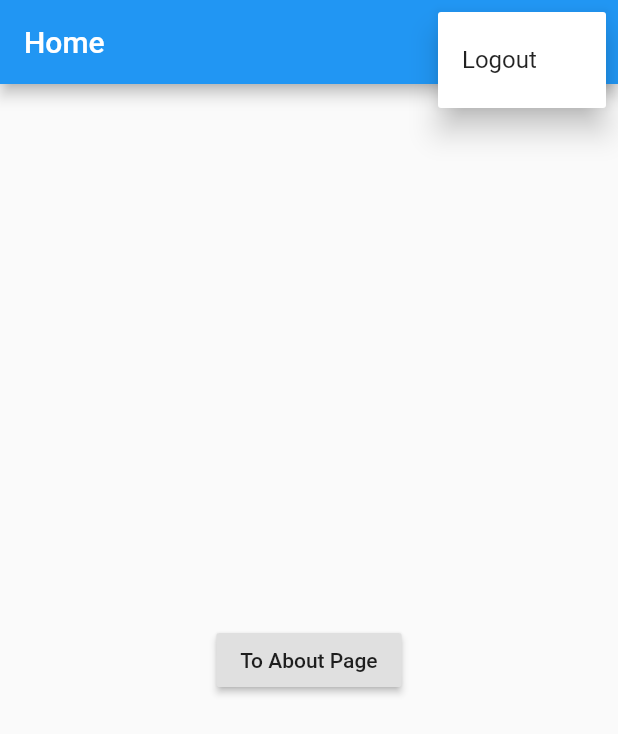
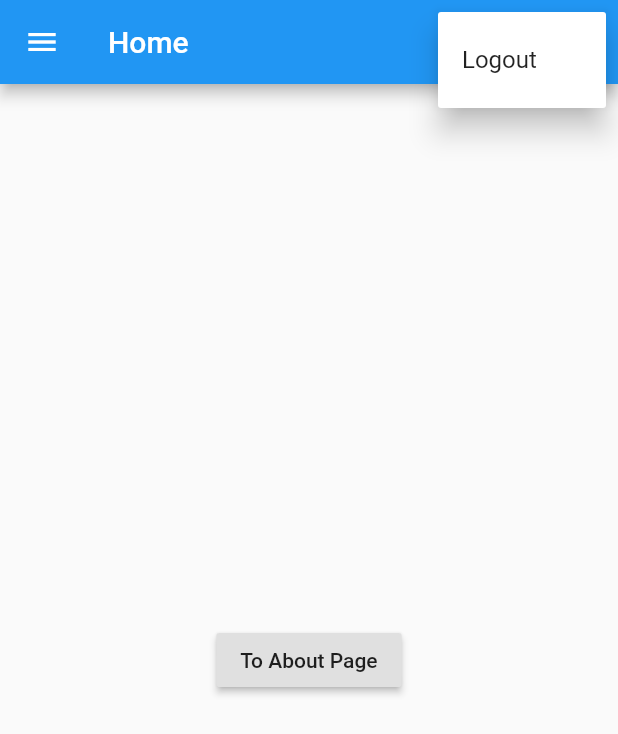
Before and after one commit to ichsanmust/flutter_template_project, a Flutter app: the HomePage screen opened directly, after a tap on the "more vert" icon, on a phone screen of 412 x 824 dp. Shown: the top 734 px of the screen. Run offline on Flutter 3.47's test engine with Material 2 defaults, Android fonts, the phone set to English and light mode, and no system bars; our stand-ins replace device_info, shared_preferences; accounts and stored records are empty; network calls fail.

Commit message:
penambahan data pada session

```diff
--- a/lib/helper.dart
+++ b/lib/helper.dart
@@ -1,10 +1,10 @@
 import 'dart:async';
 import 'dart:io';
-import 'dart:convert';
+//import 'dart:convert';
 import 'package:device_info/device_info.dart';
 import 'package:flutter/services.dart';
 import 'package:shared_preferences/shared_preferences.dart';
-import 'package:http/http.dart' as http;
+//import 'package:http/http.dart' as http;
 
 class Helper {
   static Helper _instance;
@@ -16,6 +16,9 @@ class Helper {
 
   // the storage key for the token
   String _storageKeyMobileToken = "flutter_token_1_0";
+
+  // the storage key for the user id
+  String _storageKeyMobileUserId = "flutter_user_id_1_0";
 
   // the URL of the Web Server
   // String _urlBase = "https://www.myserver.com";
@@ -69,6 +72,18 @@ class Helper {
     return prefs.setString(_storageKeyMobileToken, token);
   }
 
+  Future<String> _getMobileUserId() async {
+    final SharedPreferences prefs = await _prefs;
+
+    return prefs.getString(_storageKeyMobileUserId) ?? '';
+  }
+
+  Future<bool> _setMobileUserId(String userid) async {
+    final SharedPreferences prefs = await _prefs;
+
+    return prefs.setString(_storageKeyMobileUserId, userid);
+  }
+
   Future<bool> checkSession() async {
     var mobileToken = await _getMobileToken();
     if (mobileToken != '') {
@@ -78,8 +93,36 @@ class Helper {
     }
   }
 
-  Future<bool> setSession(String token) async {
-     var sessionData = await _setMobileToken(token);
-     return sessionData;
+  Future<bool> setSession(String token, userid) async {
+//    var sessionTokenData = await _setMobileToken(token);
+//    var sessionUserIdData = await _setMobileUserId(userid);
+    await _setMobileToken(token);
+    await _setMobileUserId(userid);
+    return null;
   }
+
+  Future<Map<String, dynamic>> getSession() async {
+    var sessionTokenData = await _getMobileToken();
+    var sessionUserIdData = await _getMobileUserId();
+    var deviceId = await _getDeviceIdentity();
+    var session = {
+      'application_id': _applicationId,
+      'device_id': deviceId,
+      'token': sessionTokenData,
+      'userid': sessionUserIdData
+    };
+    return session;
+  }
+
+  Future<bool>login(String token, userid) async {
+    await setSession(token,userid);
+    return null;
+  }
+
+  Future<bool>logout() async {
+    await _setMobileToken('');
+    await _setMobileUserId('');
+    return null;
+  }
+
 }
--- a/lib/home_page.dart
+++ b/lib/home_page.dart
@@ -1,6 +1,7 @@
 import 'package:flutter/material.dart';
 
 import 'package:flutter_template_project/helper.dart';
+import 'package:flutter_template_project/left_menu.dart';
 
 import 'package:flutter_template_project/about_page.dart';
 import 'package:flutter_template_project/login_page.dart';
@@ -20,16 +21,18 @@ class _HomePageState extends State<HomePage> {
 
   @override
   Widget build(BuildContext context) {
-    return Scaffold(
+    return WillPopScope(
+      onWillPop: () async => false, // disable back button
+      child: Scaffold(
         appBar: AppBar(
-        automaticallyImplyLeading: false, // hidde back button
+          //automaticallyImplyLeading: false, // hide back button
           title: Text(widget.title),
           actions: <Widget>[
             PopupMenuButton<ListPopupMenu>(
               onSelected: (ListPopupMenu result) {
                 if (result == ListPopupMenu.logout) {
                   //print(result);
-                helper.setSession('');
+                  helper.logout(); // delete session data
                   Navigator.pop(context); // untuk menghide screen saat ini // jika diperlukan
                   //Navigator.of(context).pop(); // untuk menghide screen saat ini // jika diperlukan
                   Navigator.push(
@@ -38,7 +41,7 @@ class _HomePageState extends State<HomePage> {
                           builder: (BuildContext context) =>
                               new LoginPage(title: 'Login')));
                 } else {
-                //print("wowo");
+                  //print("not");
                 }
               },
               itemBuilder: (BuildContext context) =>
@@ -50,6 +53,9 @@ class _HomePageState extends State<HomePage> {
                   ],
             )
           ],
+        ),
+        drawer: new Drawer(
+          child: LeftMenu(),
         ),
         body: Center(
           child: RaisedButton(
@@ -64,6 +70,7 @@ class _HomePageState extends State<HomePage> {
             child: Text('To About Page'),
           ),
         ),
+      ),
     );
   }
 }
--- /dev/null
+++ b/lib/left_menu.dart
@@ -0,0 +1,83 @@
+import 'package:flutter/material.dart';
+import 'dart:async';
+//import 'dart:convert';
+
+import 'package:flutter_template_project/helper.dart';
+
+class LeftMenu extends StatefulWidget {
+  @override
+  _LeftMenuState createState() => _LeftMenuState();
+}
+
+class _LeftMenuState extends State<LeftMenu> {
+  final Helper helper = new Helper();
+  Future<Map> get sessionDataSource => helper.getSession();
+  var session = {};
+  var userid = '';
+
+  void getSession() async {
+    session = await sessionDataSource;
+    //print(session);
+    //print(session['token']);
+    setState(() {
+      userid = session['userid'];
+    });
+  }
+
+  // inisiate
+  @override
+  void initState() {
+    super.initState();
+    getSession();
+  }
+
+  @override
+  Widget build(BuildContext context) {
+    return ListView(
+      children: <Widget>[
+        new UserAccountsDrawerHeader(
+          accountName: new Text(userid),
+          accountEmail: new Text('user'),
+          currentAccountPicture: new CircleAvatar(
+            backgroundImage: new NetworkImage(
+                'https://yt3.ggpht.com/-lT_W_kI0_FI/AAAAAAAAAAI/AAAAAAAABFY/-6jXTYtQ-rQ/s88-mo-c-c0xffffffff-rj-k-no/photo.jpg'),
+          ),
+        ),
+        new ListTile(
+          title: new Text('About Page'),
+          //contentPadding: EdgeInsets.fromLTRB(10, 0, 10, 0),
+//          onTap: () {
+//            Navigator.of(context).pop();
+//            Navigator.push(
+//                context,
+//                new MaterialPageRoute(
+//                    builder: (BuildContext context) => new AboutPage()));
+//          },
+        ),
+        new Divider(),
+        new ListTile(
+          //contentPadding: EdgeInsets.all(20.0),
+          title: Row(
+            //mainAxisAlignment: MainAxisAlignment.center,
+            children: <Widget>[
+              new IconTheme(
+                data: new IconThemeData(color: Colors.black),
+                child: new Icon(Icons.tab),
+              ),
+              new Text('Tab Layout Page'),
+            ],
+          ),
+          //subtitle: Text('f'),
+          //contentPadding: EdgeInsets.fromLTRB(10, 0, 10, 0),
+//          onTap: () {
+//            Navigator.of(context).pop();
+//            Navigator.push(
+//                context,
+//                new MaterialPageRoute(
+//                    builder: (BuildContext context) => new TabLayoutDemo()));
+//          },
+        ),
+      ],
+    );
+  }
+}
--- a/lib/login_page.dart
+++ b/lib/login_page.dart
@@ -58,7 +58,7 @@ class _LoginPageState extends State<LoginPage> {
       var token = user['token'];
       //message = token;
       message = "login success";
-      helper.setSession(token);
+      helper.login(token,email.text); // set session
       Navigator.pop(context); // untuk menghide screen saat ini // jika diperlukan
       //Navigator.of(context).pop(); // untuk menghide screen saat ini // jika diperlukan
       Navigator.push(
```
Also changed, not shown: lib/main.dart (+10 -11 lines). Lines whose indentation alone changed are shown as unchanged.
